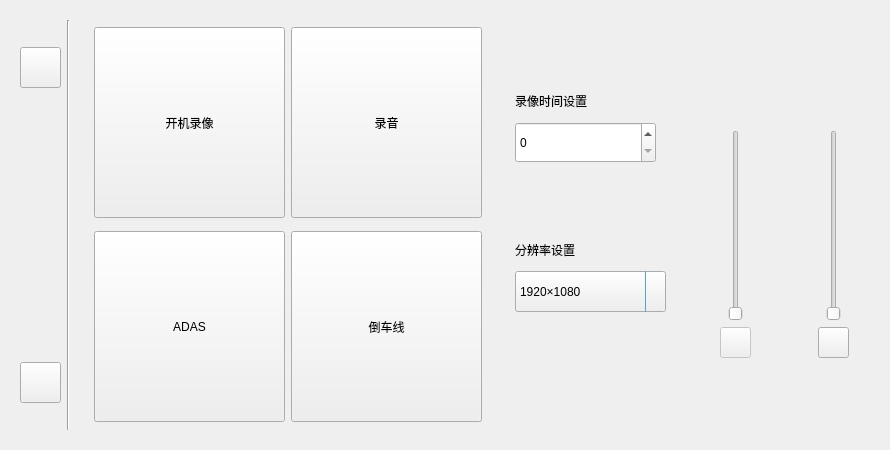
First picture: the form in setfirst.ui, repository jjzhang166/DvrUI, before the edit.
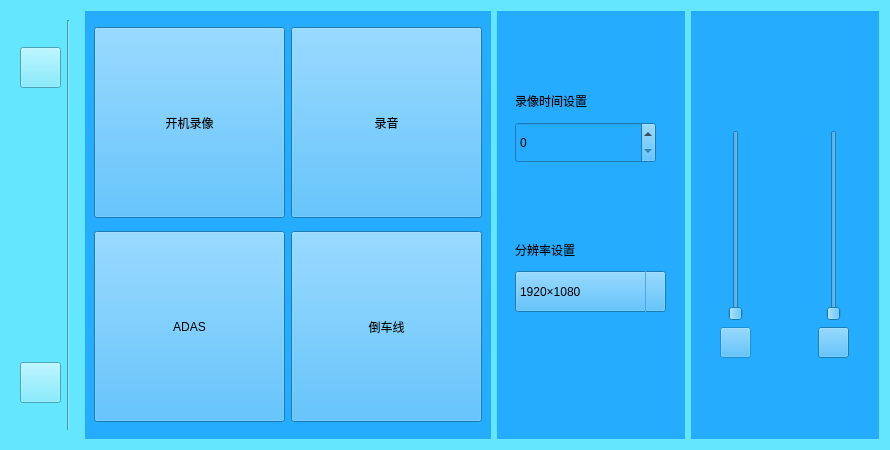
Second picture: the form after the edit. Icons and pictures are not drawn.

Diff of the .ui file:
```diff
--- a/setfirst.ui
+++ b/setfirst.ui
@@ -13,9 +13,16 @@
   <property name="windowTitle">
    <string>Dialog</string>
   </property>
+  <property name="styleSheet">
+   <string notr="true">background-color:rgb(101, 230, 255)
+</string>
+  </property>
   <layout class="QGridLayout" name="gridLayout_5" columnstretch="1,5,3,3">
    <item row="0" column="3">
     <widget class="QWidget" name="widget_3" native="true">
+     <property name="styleSheet">
+      <string notr="true">background-color:rgb(37, 172, 255)</string>
+     </property>
      <layout class="QGridLayout" name="gridLayout_9">
       <item row="0" column="0">
        <layout class="QHBoxLayout" name="horizontalLayout_6" stretch="4">
@@ -327,6 +334,10 @@
    </item>
    <item row="0" column="2">
     <widget class="QWidget" name="widget_2" native="true">
+     <property name="styleSheet">
+      <string notr="true">background-color:rgb(37, 172, 255)
+</string>
+     </property>
      <layout class="QGridLayout" name="gridLayout_6">
       <item row="0" column="0">
        <layout class="QGridLayout" name="gridLayout_3">
@@ -523,6 +534,9 @@
    </item>
    <item row="0" column="1">
     <widget class="QWidget" name="widget" native="true">
+     <property name="styleSheet">
+      <string notr="true">background-color:rgb(37, 172, 255)</string>
+     </property>
      <layout class="QGridLayout" name="gridLayout_2">
       <item row="1" column="0">
        <widget class="QPushButton" name="ADASButton">
```
Left out of the diff: 38 changed lines with no effect on the pictures.
